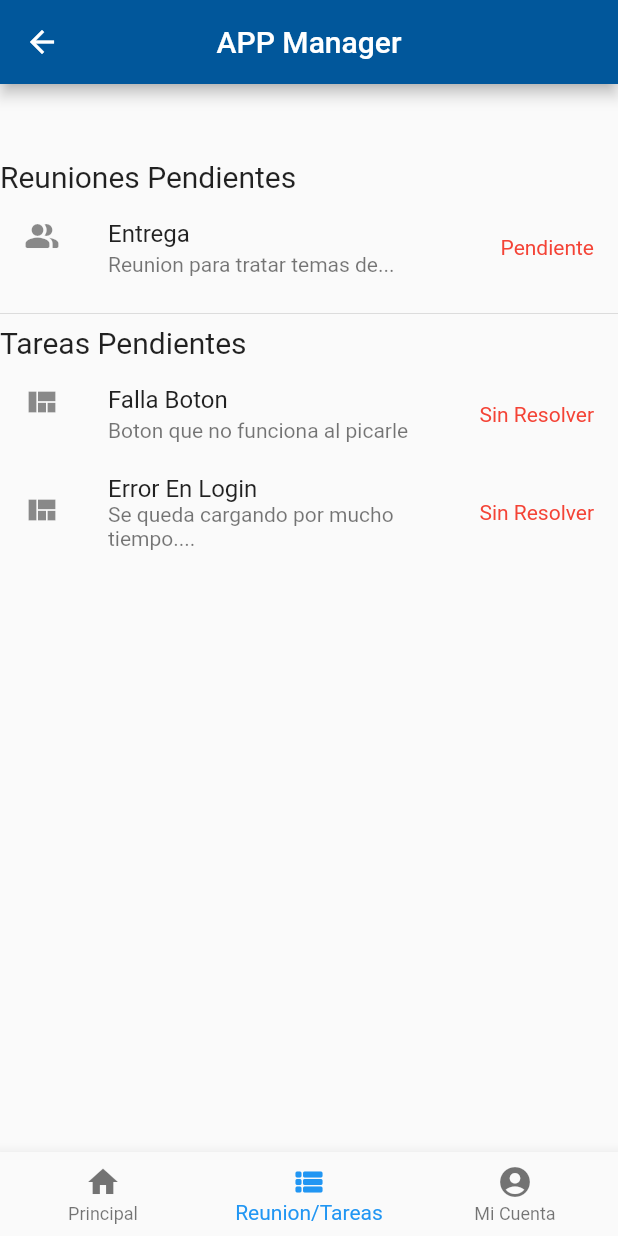
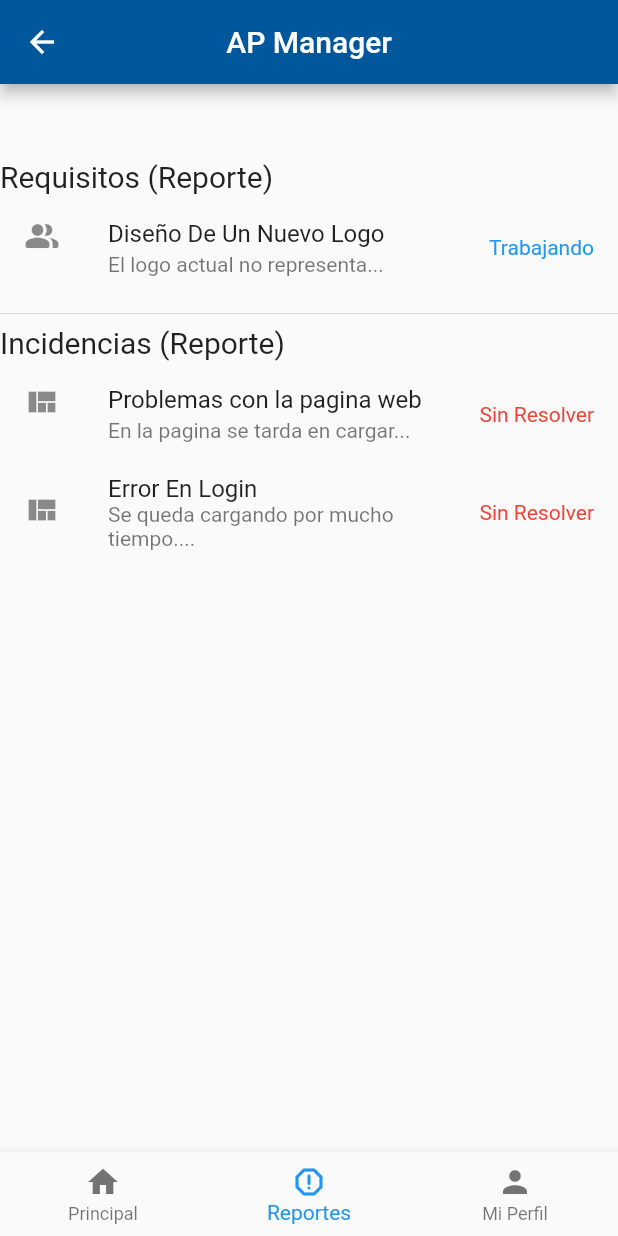
Before and after one commit to Luis-Angel-Martin-Dzul/AppManager, a Flutter app: the MyHome screen opened directly, item 2 of the bottom bar chosen, on a phone screen of 412 x 824 dp. Run offline on Flutter 3.47's test engine with Material 2 defaults, Android fonts, the phone set to English and light mode, and no system bars.

Commit message:
NuevoDiseño

```diff
--- a/appmanager/lib/src/home.dart
+++ b/appmanager/lib/src/home.dart
@@ -1,6 +1,8 @@
 import 'dart:ui';
-
 import 'package:flutter/material.dart';
+import 'package:appmanager/src/principal.dart';
+import 'package:appmanager/src/report.dart';
+import 'package:appmanager/src/perfil.dart';
 
 class MyHome extends StatefulWidget {
   @override
@@ -12,154 +14,11 @@ class _MyAppState extends State<MyHome> {
 
   List _pages = [
     //OPCION NUMERO 1
-    Text('Menu Principal'),
+    PrincipalPage(),
     //OPCION NUMERO 2
-    ListView(
-      children: <Widget>[
-        SizedBox(
-          height: 50,
-        ),
-        Text('Reuniones Pendientes', style: TextStyle(fontSize: 20.0)),
-        ListTile(
-          leading: Icon(Icons.people_alt_rounded),
-          title: Text("Entrega"),
-          trailing: Text(
-            "Pendiente",
-            style: TextStyle(color: Colors.red),
-          ),
-          subtitle: Text("Reunion para tratar temas de..."),
-        ),
-        //Tareas
-        Divider(),
-        Text('Tareas Pendientes', style: TextStyle(fontSize: 20.0)),
-        ListTile(
-          leading: Icon(Icons.view_quilt_sharp),
-          title: Text("Falla Boton"),
-          trailing: Text(
-            "Sin Resolver",
-            style: TextStyle(color: Colors.red),
-          ),
-          subtitle: Text("Boton que no funciona al picarle"),
-        ),
-        ListTile(
-          leading: Icon(Icons.view_quilt_sharp),
-          title: Text("Error En Login"),
-          trailing: Text(
-            "Sin Resolver",
-            style: TextStyle(color: Colors.red),
-          ),
-          subtitle: Text("Se queda cargando por mucho tiempo...."),
-        ),
-      ],
-    ),
+    ReportPage(),
     //OPCION NUMERO 3
-    Column(
-      children: <Widget>[
-        Container(
-            decoration: BoxDecoration(
-                gradient: LinearGradient(
-                    begin: Alignment.topCenter,
-                    end: Alignment.bottomCenter,
-                    colors: [Colors.blue[900], Colors.white])),
-            child: Container(
-              width: double.infinity,
-              height: 350.0,
-              child: Center(
-                child: Column(
-                  crossAxisAlignment: CrossAxisAlignment.center,
-                  mainAxisAlignment: MainAxisAlignment.center,
-                  children: <Widget>[
-                    CircleAvatar(
-                      backgroundImage: NetworkImage(
-                        "http://www.alass.org/wp-content/uploads/default.png",
-                      ),
-                      radius: 50.0,
-                    ),
-                    SizedBox(
-                      height: 10.0,
-                    ),
-                    Text(
-                      "Tu Nombre",
-                      style: TextStyle(
-                        fontSize: 22.0,
-                        color: Colors.white,
-                      ),
-                    ),
-                    SizedBox(
-                      height: 10.0,
-                    ),
-                    Card(
-                      margin:
-                          EdgeInsets.symmetric(horizontal: 20.0, vertical: 5.0),
-                      clipBehavior: Clip.antiAlias,
-                      color: Colors.white,
-                      elevation: 5.0,
-                      child: Padding(
-                        padding: const EdgeInsets.symmetric(
-                            horizontal: 8.0, vertical: 22.0),
-                        child: Row(
-                          children: <Widget>[
-                            Expanded(
-                              child: Column(
-                                children: <Widget>[
-                                  Text(
-                                    "Proyectos",
-                                    style: TextStyle(
-                                      color: Colors.indigo[700],
-                                      fontSize: 22.0,
-                                      fontWeight: FontWeight.bold,
-                                    ),
-                                  ),
-                                  SizedBox(
-                                    height: 5.0,
-                                  ),
-                                  Text(
-                                    "5200",
-                                    style: TextStyle(
-                                      fontSize: 20.0,
-                                      color: Colors.indigo[700],
-                                    ),
-                                  )
-                                ],
-                              ),
-                            ),
-                            Expanded(
-                              child: Column(
-                                children: <Widget>[
-                                  Text(
-                                    "Pendientes",
-                                    style: TextStyle(
-                                      color: Colors.indigo[900],
-                                      fontSize: 22.0,
-                                      fontWeight: FontWeight.bold,
-                                    ),
-                                  ),
-                                  SizedBox(
-                                    height: 5.0,
-                                  ),
-                                  Text(
-                                    "28.5K",
-                                    style: TextStyle(
-                                      fontSize: 20.0,
-                                      color: Colors.indigo[700],
-                                    ),
-                                  )
-                                ],
-                              ),
-                            ),
-                          ],
-                        ),
-                      ),
-                    )
-                  ],
-                ),
-              ),
-            )),
-        SizedBox(
-          height: 20.0,
-        ),
-      ],
-    ),
+    PerfilPage()
   ];
 
   _changeIndex(int index) {
@@ -172,7 +31,7 @@ class _MyAppState extends State<MyHome> {
   Widget build(BuildContext context) {
     return Scaffold(
       appBar: AppBar(
-          title: Text("APP Manager"),
+          title: Text("AP Manager"),
           centerTitle: true,
           backgroundColor: Colors.lightBlue[900]),
       body: Center(child: _pages[_selectedTabIndex]),
@@ -183,10 +42,10 @@ class _MyAppState extends State<MyHome> {
           BottomNavigationBarItem(
               icon: Icon(Icons.home), title: Text("Principal")),
           BottomNavigationBarItem(
-              icon: Icon(Icons.view_list_rounded),
-              title: Text("Reunion/Tareas")),
+              icon: Icon(Icons.report_gmailerrorred_rounded),
+              title: Text("Reportes")),
           BottomNavigationBarItem(
-              icon: Icon(Icons.account_circle), title: Text("Mi Cuenta")),
+              icon: Icon(Icons.person), title: Text("Mi Perfil")),
         ],
       ),
     );
--- /dev/null
+++ b/appmanager/lib/src/report.dart
@@ -0,0 +1,58 @@
+import 'package:flutter/material.dart';
+import 'package:flutter/services.dart';
+
+class ReportPage extends StatefulWidget {
+  @override
+  _ReportPageState createState() => _ReportPageState();
+}
+
+class _ReportPageState extends State<ReportPage> {
+  @override
+  void initState() {
+    SystemChrome.setEnabledSystemUIOverlays([]);
+    super.initState();
+  }
+
+  @override
+  Widget build(BuildContext context) {
+    return Scaffold(
+      body: ListView(
+        children: <Widget>[
+          SizedBox(
+            height: 50,
+          ),
+          Text('Requisitos (Reporte)', style: TextStyle(fontSize: 20.0)),
+          ListTile(
+            leading: Icon(Icons.people_alt_rounded),
+            title: Text("Diseño De Un Nuevo Logo"),
+            trailing: Text(
+              "Trabajando",
+              style: TextStyle(color: Colors.blue),
+            ),
+            subtitle: Text("El logo actual no representa..."),
+          ),
+          Divider(),
+          Text('Incidencias (Reporte)', style: TextStyle(fontSize: 20.0)),
+          ListTile(
+            leading: Icon(Icons.view_quilt_sharp),
+            title: Text("Problemas con la pagina web"),
+            trailing: Text(
+              "Sin Resolver",
+              style: TextStyle(color: Colors.red),
+            ),
+            subtitle: Text("En la pagina se tarda en cargar..."),
+          ),
+          ListTile(
+            leading: Icon(Icons.view_quilt_sharp),
+            title: Text("Error En Login"),
+            trailing: Text(
+              "Sin Resolver",
+              style: TextStyle(color: Colors.red),
+            ),
+            subtitle: Text("Se queda cargando por mucho tiempo...."),
+          ),
+        ],
+      ),
+    );
+  }
+}
```
Also changed, not shown: appmanager/lib/src/login.dart (+2 -11 lines), appmanager/lib/src/perfil.dart (added, +128 -0 lines), appmanager/lib/src/principal.dart (added, +59 -0 lines), appmanager/lib/src/signup.dart (deleted, +0 -199 lines).
